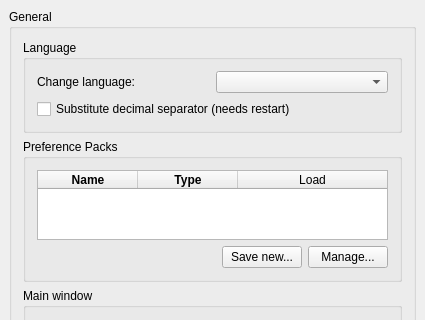
Above: src/Gui/DlgGeneral.ui from southseact-3d/fcd before the change; both pictures show x 0 to 425 and y 0 to 320 of the 425 by 659 pixel window. Below: the same form after it.
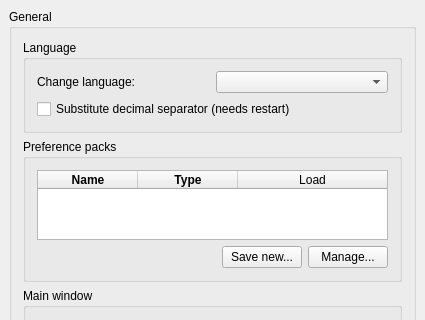
That is the form after the change. Custom widgets are drawn as their Qt base class.

Commit message:
[GUI] minor UI fix for a pref dialog
- to keep the capitalization consistent in the dialog

Patch:
```diff
--- a/src/Gui/DlgGeneral.ui
+++ b/src/Gui/DlgGeneral.ui
@@ -111,7 +111,7 @@
       <item>
        <widget class="QGroupBox" name="groupBox">
         <property name="title">
-         <string>Preference Packs</string>
+         <string>Preference packs</string>
         </property>
         <layout class="QHBoxLayout" name="horizontalLayout">
          <item>
```
